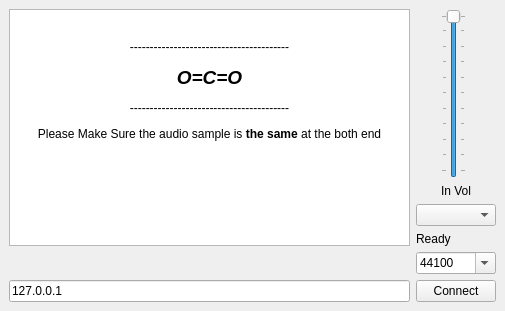
haoxingxing/CO2, file mainwindow.ui: the form before one commit.
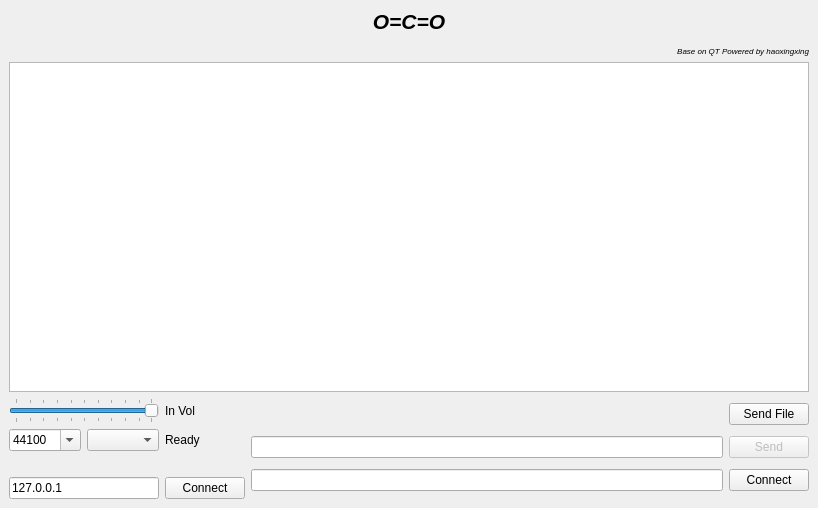
The form after the commit.

What changed in the file:
```diff
--- a/mainwindow.ui
+++ b/mainwindow.ui
@@ -6,8 +6,8 @@
    <rect>
     <x>0</x>
     <y>0</y>
-    <width>505</width>
-    <height>311</height>
+    <width>818</width>
+    <height>508</height>
    </rect>
   </property>
   <property name="windowTitle">
@@ -15,86 +15,30 @@
   </property>
   <widget class="QWidget" name="centralwidget">
    <layout class="QGridLayout" name="gridLayout">
-    <item row="4" column="1">
+    <item row="3" column="0">
+     <layout class="QGridLayout" name="gridLayout_4">
+      <item row="1" column="2">
+       <widget class="QLabel" name="status">
+        <property name="text">
+         <string>Ready</string>
+        </property>
+       </widget>
+      </item>
+      <item row="5" column="2">
      <widget class="QPushButton" name="pushButton">
       <property name="text">
        <string>Connect</string>
       </property>
      </widget>
     </item>
-    <item row="4" column="0">
-     <widget class="QLineEdit" name="lineEdit">
-      <property name="text">
-       <string>127.0.0.1</string>
-      </property>
-     </widget>
-    </item>
-    <item row="0" column="1">
-     <layout class="QGridLayout" name="gridLayout_2">
-      <item row="0" column="0">
-       <widget class="QSlider" name="InVol">
-        <property name="maximum">
-         <number>99</number>
-        </property>
-        <property name="value">
-         <number>99</number>
-        </property>
-        <property name="orientation">
-         <enum>Qt::Vertical</enum>
-        </property>
-        <property name="tickPosition">
-         <enum>QSlider::TicksBothSides</enum>
-        </property>
-       </widget>
-      </item>
-      <item row="1" column="0">
+      <item row="0" column="2">
        <widget class="QLabel" name="label_4">
         <property name="text">
          <string>In Vol</string>
         </property>
        </widget>
       </item>
-     </layout>
-    </item>
-    <item row="3" column="0">
-     <widget class="QLabel" name="label_2">
-      <property name="text">
-       <string/>
-      </property>
-     </widget>
-    </item>
-    <item row="0" column="0" rowspan="3">
-     <widget class="QTextBrowser" name="textBrowser">
-      <property name="html">
-       <string>&lt;!DOCTYPE HTML PUBLIC &quot;-//W3C//DTD HTML 4.0//EN&quot; &quot;http://www.w3.org/TR/REC-html40/strict.dtd&quot;&gt;
-&lt;html&gt;&lt;head&gt;&lt;meta name=&quot;qrichtext&quot; content=&quot;1&quot; /&gt;&lt;style type=&quot;text/css&quot;&gt;
-p, li { white-space: pre-wrap; }
-&lt;/style&gt;&lt;/head&gt;&lt;body style=&quot; font-family:'SimSun'; font-size:9pt; font-weight:400; font-style:normal;&quot;&gt;
-&lt;p align=&quot;center&quot; style=&quot;-qt-paragraph-type:empty; margin-top:12px; margin-bottom:12px; margin-left:0px; margin-right:0px; -qt-block-indent:0; text-indent:0px;&quot;&gt;&lt;br /&gt;&lt;/p&gt;
-&lt;p align=&quot;center&quot; style=&quot; margin-top:12px; margin-bottom:12px; margin-left:0px; margin-right:0px; -qt-block-indent:0; text-indent:0px;&quot;&gt;----------------------------------------&lt;/p&gt;
-&lt;p align=&quot;center&quot; style=&quot; margin-top:12px; margin-bottom:12px; margin-left:0px; margin-right:0px; -qt-block-indent:0; text-indent:0px;&quot;&gt;&lt;span style=&quot; font-size:14pt; font-weight:600; font-style:italic;&quot;&gt;O=C=O&lt;/span&gt;&lt;/p&gt;
-&lt;p align=&quot;center&quot; style=&quot; margin-top:12px; margin-bottom:12px; margin-left:0px; margin-right:0px; -qt-block-indent:0; text-indent:0px;&quot;&gt;----------------------------------------&lt;/p&gt;
-&lt;p align=&quot;center&quot; style=&quot; margin-top:12px; margin-bottom:12px; margin-left:0px; margin-right:0px; -qt-block-indent:0; text-indent:0px;&quot;&gt;Please Make Sure the audio sample is &lt;span style=&quot; font-weight:600;&quot;&gt;the same&lt;/span&gt; at the both end&lt;/p&gt;&lt;/body&gt;&lt;/html&gt;</string>
-      </property>
-     </widget>
-    </item>
-    <item row="1" column="1">
-     <widget class="QComboBox" name="comboBox">
-      <property name="editable">
-       <bool>false</bool>
-      </property>
-      <property name="currentText">
-       <string/>
-      </property>
-      <property name="currentIndex">
-       <number>-1</number>
-      </property>
-      <property name="duplicatesEnabled">
-       <bool>false</bool>
-      </property>
-     </widget>
-    </item>
-    <item row="3" column="1">
+      <item row="1" column="0">
      <widget class="QComboBox" name="hz">
       <property name="editable">
        <bool>true</bool>
@@ -139,12 +83,104 @@
       </item>
      </widget>
     </item>
-    <item row="2" column="1">
-     <widget class="QLabel" name="status">
+      <item row="1" column="1">
+       <widget class="QComboBox" name="comboBox">
+        <property name="editable">
+         <bool>false</bool>
+        </property>
+        <property name="currentText">
+         <string/>
+        </property>
+        <property name="currentIndex">
+         <number>-1</number>
+        </property>
+        <property name="duplicatesEnabled">
+         <bool>false</bool>
+        </property>
+       </widget>
+      </item>
+      <item row="5" column="0" colspan="2">
+       <widget class="QLineEdit" name="lineEdit">
       <property name="text">
-       <string>Ready</string>
-      </property>
-     </widget>
+         <string>127.0.0.1</string>
+        </property>
+       </widget>
+      </item>
+      <item row="0" column="0" colspan="2">
+       <widget class="QSlider" name="InVol">
+        <property name="maximum">
+         <number>99</number>
+        </property>
+        <property name="value">
+         <number>99</number>
+        </property>
+        <property name="orientation">
+         <enum>Qt::Horizontal</enum>
+        </property>
+        <property name="tickPosition">
+         <enum>QSlider::TicksBothSides</enum>
+        </property>
+       </widget>
+      </item>
+      <item row="4" column="0" colspan="3">
+       <widget class="QLabel" name="label_2">
+        <property name="text">
+         <string/>
+        </property>
+       </widget>
+      </item>
+     </layout>
+    </item>
+    <item row="1" column="0" colspan="2">
+     <widget class="QTextBrowser" name="msg_2"/>
+    </item>
+    <item row="0" column="0" colspan="2">
+     <widget class="QLabel" name="label">
+      <property name="text">
+       <string>&lt;html&gt;&lt;head/&gt;&lt;body&gt;&lt;p align=&quot;center&quot;&gt;&lt;span style=&quot; font-size:16pt; font-weight:600; font-style:italic;&quot;&gt;O=C=O&lt;/span&gt;&lt;/p&gt;&lt;p align=&quot;right&quot;&gt;&lt;span style=&quot; font-size:6pt; font-style:italic;&quot;&gt;Base on QT Powered by haoxingxing&lt;/span&gt;&lt;/p&gt;&lt;/body&gt;&lt;/html&gt;</string>
+      </property>
+     </widget>
+    </item>
+    <item row="3" column="1">
+     <layout class="QGridLayout" name="gridLayout_2">
+      <item row="1" column="1">
+       <widget class="QPushButton" name="msg_send">
+        <property name="enabled">
+         <bool>false</bool>
+        </property>
+        <property name="text">
+         <string>Send</string>
+        </property>
+       </widget>
+      </item>
+      <item row="3" column="0">
+       <widget class="QLineEdit" name="msg_connect"/>
+      </item>
+      <item row="1" column="0">
+       <widget class="QLineEdit" name="msg"/>
+      </item>
+      <item row="3" column="1">
+       <widget class="QPushButton" name="msg_conn">
+        <property name="text">
+         <string>Connect</string>
+        </property>
+       </widget>
+      </item>
+      <item row="0" column="0">
+       <widget class="QLabel" name="msg_status">
+        <property name="text">
+         <string/>
+        </property>
+       </widget>
+      </item>
+      <item row="0" column="1">
+       <widget class="QPushButton" name="pushButton_2">
+        <property name="text">
+         <string>Send File</string>
+        </property>
+       </widget>
+      </item>
+     </layout>
     </item>
    </layout>
   </widget>
```
Lines whose indentation alone changed are shown as unchanged.
